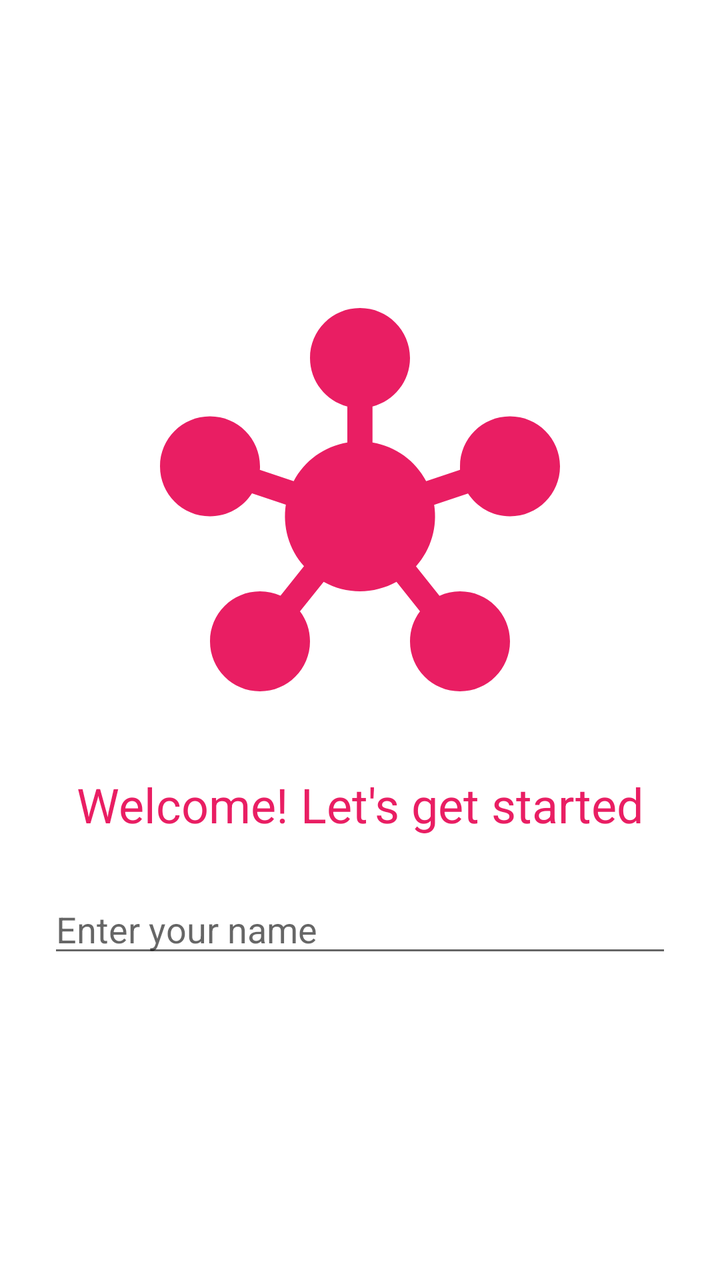
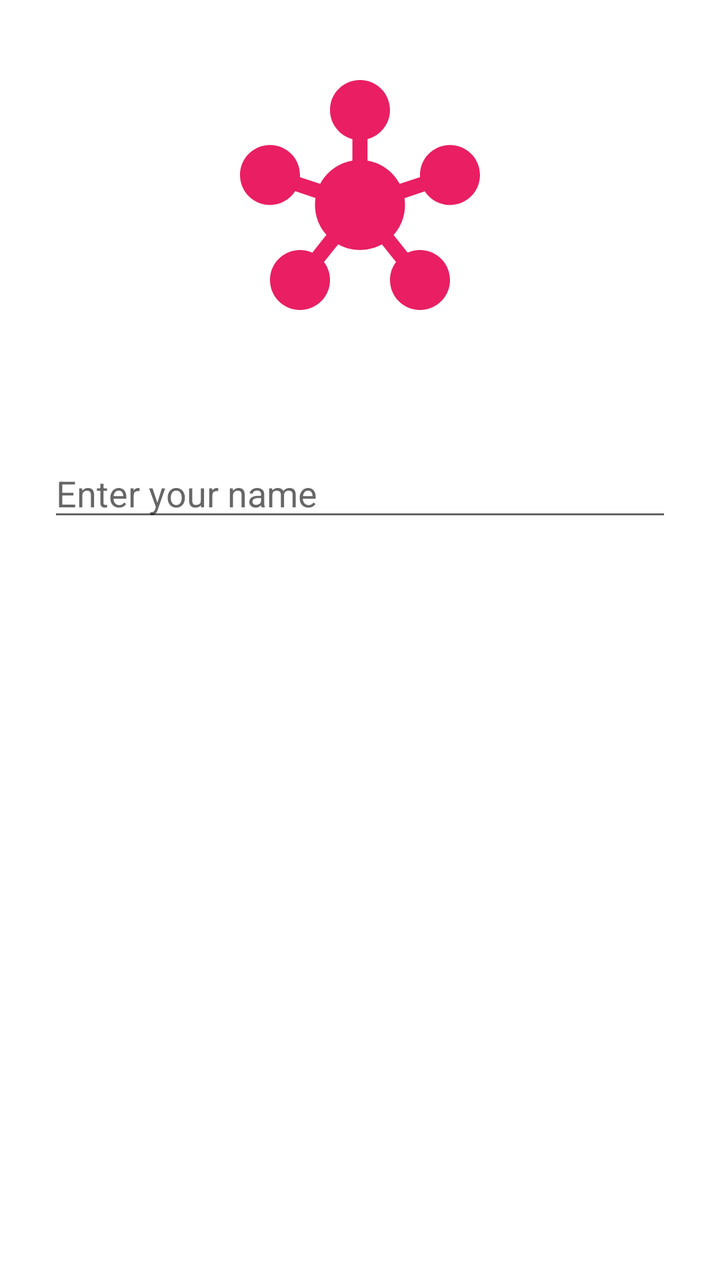

Before-and-after screenshots of an Android layout around one commit, followed by the original layout XML and the change that was made.
<!-- AndroidManifest.xml: application theme Theme.MyApplication -->
<!-- res/layout/fragment_1.xml -->
<?xml version="1.0" encoding="utf-8"?>
<androidx.constraintlayout.widget.ConstraintLayout xmlns:android="http://schemas.android.com/apk/res/android"
    xmlns:app="http://schemas.android.com/apk/res-auto"
    xmlns:tools="http://schemas.android.com/tools"
    android:id="@+id/frameLayout"
    android:layout_width="match_parent"
    android:layout_height="match_parent"
    tools:context=".Fragment1">

    <ImageView
        android:id="@+id/imageView"
        android:layout_width="200dp"
        android:layout_height="200dp"
        android:src="@drawable/baseline_hub_24"
        app:layout_constraintBottom_toBottomOf="parent"
        app:layout_constraintEnd_toEndOf="parent"
        app:layout_constraintStart_toStartOf="parent"
        app:layout_constraintTop_toTopOf="parent"
        app:layout_constraintVertical_bias="0.35" />

    <TextView
        android:id="@+id/textView2"
        android:layout_width="wrap_content"
        android:layout_height="wrap_content"
        android:layout_marginTop="32dp"
        android:text="Welcome! Let's get started"
        android:textColor="@color/purple_500"
        android:textSize="24sp"
        app:layout_constraintEnd_toEndOf="parent"
        app:layout_constraintStart_toStartOf="parent"
        app:layout_constraintTop_toBottomOf="@+id/imageView" />

    <EditText
        android:id="@+id/editName"
        android:layout_width="0dp"
        android:layout_height="wrap_content"
        android:layout_marginStart="24dp"
        android:layout_marginTop="24dp"
        android:layout_marginEnd="24dp"
        android:hint="Enter your name"
        android:inputType="textPersonName"
        app:layout_constraintEnd_toEndOf="parent"
        app:layout_constraintStart_toStartOf="parent"
        app:layout_constraintTop_toBottomOf="@+id/textView2" />

</androidx.constraintlayout.widget.ConstraintLayout>
<!-- resources referenced by this layout -->
<resources>
  <color name="purple_500">#E91E63</color>
  <!-- drawable baseline_hub_24 (drawable) -->
  <vector android:height="24dp" android:tint="@color/purple_500"
      android:viewportHeight="24" android:viewportWidth="24"
      android:width="24dp" xmlns:android="http://schemas.android.com/apk/res/android">
      <path android:fillColor="@android:color/white" android:pathData="M8.4,18.2C8.78,18.7 9,19.32 9,20c0,1.66 -1.34,3 -3,3s-3,-1.34 -3,-3s1.34,-3 3,-3c0.44,0 0.85,0.09 1.23,0.26l1.41,-1.77c-0.92,-1.03 -1.29,-2.39 -1.09,-3.69l-2.03,-0.68C4.98,11.95 4.06,12.5 3,12.5c-1.66,0 -3,-1.34 -3,-3s1.34,-3 3,-3s3,1.34 3,3c0,0.07 0,0.14 -0.01,0.21l2.03,0.68c0.64,-1.21 1.82,-2.09 3.22,-2.32l0,-2.16C9.96,5.57 9,4.4 9,3c0,-1.66 1.34,-3 3,-3s3,1.34 3,3c0,1.4 -0.96,2.57 -2.25,2.91v2.16c1.4,0.23 2.58,1.11 3.22,2.32l2.03,-0.68C18,9.64 18,9.57 18,9.5c0,-1.66 1.34,-3 3,-3s3,1.34 3,3s-1.34,3 -3,3c-1.06,0 -1.98,-0.55 -2.52,-1.37l-2.03,0.68c0.2,1.29 -0.16,2.65 -1.09,3.69l1.41,1.77C17.15,17.09 17.56,17 18,17c1.66,0 3,1.34 3,3s-1.34,3 -3,3s-3,-1.34 -3,-3c0,-0.68 0.22,-1.3 0.6,-1.8l-1.41,-1.77c-1.35,0.75 -3.01,0.76 -4.37,0L8.4,18.2z"/>
  </vector>
  <style name="Theme.MyApplication" parent="Theme.MaterialComponents.DayNight.DarkActionBar">
          
          <item name="colorPrimary">@color/purple_500</item>
          <item name="colorPrimaryVariant">@color/purple_700</item>
          <item name="colorOnPrimary">@color/white</item>
          
          <item name="colorSecondary">@color/teal_200</item>
          <item name="colorSecondaryVariant">@color/teal_700</item>
          <item name="colorOnSecondary">@color/black</item>
          
          <item name="android:statusBarColor">?attr/colorPrimaryVariant</item>
          
      </style>
  <color name="purple_700">#B0043F</color>
  <color name="white">#FFFFFFFF</color>
  <color name="teal_200">#FF03DAC5</color>
  <color name="teal_700">#FF018786</color>
  <color name="black">#FF000000</color>
</resources>

<!-- the commit's change to res/layout/fragment_1.xml (unified diff, before → after) -->
@@ -1,46 +1,42 @@
 <?xml version="1.0" encoding="utf-8"?>
-<androidx.constraintlayout.widget.ConstraintLayout xmlns:android="http://schemas.android.com/apk/res/android"
-    xmlns:app="http://schemas.android.com/apk/res-auto"
+<ScrollView xmlns:android="http://schemas.android.com/apk/res/android"
     xmlns:tools="http://schemas.android.com/tools"
     android:id="@+id/frameLayout"
     android:layout_width="match_parent"
     android:layout_height="match_parent"
+    android:fillViewport="true"
     tools:context=".Fragment1">
 
-    <ImageView
-        android:id="@+id/imageView"
-        android:layout_width="200dp"
-        android:layout_height="200dp"
-        android:src="@drawable/baseline_hub_24"
-        app:layout_constraintBottom_toBottomOf="parent"
-        app:layout_constraintEnd_toEndOf="parent"
-        app:layout_constraintStart_toStartOf="parent"
-        app:layout_constraintTop_toTopOf="parent"
-        app:layout_constraintVertical_bias="0.35" />
+    <LinearLayout
+        android:layout_width="match_parent"
+        android:layout_height="wrap_content"
+        android:gravity="center_horizontal"
+        android:orientation="vertical"
+        android:padding="24dp">
 
-    <TextView
-        android:id="@+id/textView2"
-        android:layout_width="wrap_content"
-        android:layout_height="wrap_content"
-        android:layout_marginTop="32dp"
-        android:text="Welcome! Let's get started"
-        android:textColor="@color/purple_500"
-        android:textSize="24sp"
-        app:layout_constraintEnd_toEndOf="parent"
-        app:layout_constraintStart_toStartOf="parent"
-        app:layout_constraintTop_toBottomOf="@+id/imageView" />
+        <ImageView
+            android:id="@+id/imageView"
+            android:layout_width="120dp"
+            android:layout_height="120dp"
+            android:layout_marginTop="16dp"
+            android:src="@drawable/baseline_hub_24" />
 
-    <EditText
-        android:id="@+id/editName"
-        android:layout_width="0dp"
-        android:layout_height="wrap_content"
-        android:layout_marginStart="24dp"
-        android:layout_marginTop="24dp"
-        android:layout_marginEnd="24dp"
-        android:hint="Enter your name"
-        android:inputType="textPersonName"
-        app:layout_constraintEnd_toEndOf="parent"
-        app:layout_constraintStart_toStartOf="parent"
-        app:layout_constraintTop_toBottomOf="@+id/textView2" />
+        <TextView
+            android:id="@+id/textView2"
+            android:layout_width="wrap_content"
+            android:layout_height="wrap_content"
+            android:layout_marginTop="16dp"
+            android:text="Welcome! Let's get started"
+            android:textColor="#FFFFFF"
+            android:textSize="24sp" />
 
-</androidx.constraintlayout.widget.ConstraintLayout>
+        <EditText
+            android:id="@+id/editName"
+            android:layout_width="match_parent"
+            android:layout_height="wrap_content"
+            android:layout_marginTop="16dp"
+            android:hint="Enter your name"
+            android:inputType="textPersonName" />
+
+    </LinearLayout>
+</ScrollView>
